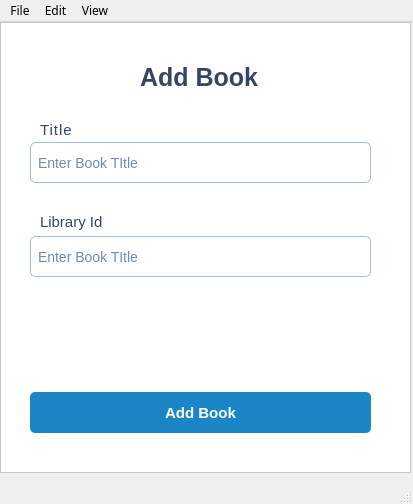
Old version of the form src/ui/addBookPopUpWindow.ui in the repository NicholasFeltrin/Bitary.
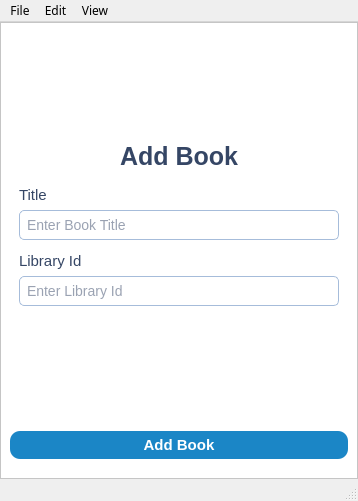
New version of the form. Icons and pictures are not drawn.

Commit message: made UI interactive

Diff of the .ui file:
```diff
--- a/src/ui/addBookPopUpWindow.ui
+++ b/src/ui/addBookPopUpWindow.ui
@@ -6,8 +6,8 @@
    <rect>
     <x>0</x>
     <y>0</y>
-    <width>413</width>
-    <height>504</height>
+    <width>358</width>
+    <height>501</height>
    </rect>
   </property>
   <property name="font">
@@ -22,28 +22,56 @@
    <pixmap/>
   </property>
   <widget class="QWidget" name="centralwidget">
-   <widget class="QFrame" name="PinjamFrame">
-    <property name="enabled">
-     <bool>true</bool>
+   <layout class="QGridLayout" name="gridLayout">
+    <property name="leftMargin">
+     <number>0</number>
     </property>
-    <property name="geometry">
-     <rect>
-      <x>0</x>
-      <y>0</y>
-      <width>411</width>
-      <height>451</height>
-     </rect>
+    <property name="topMargin">
+     <number>0</number>
     </property>
-    <property name="font">
-     <font>
-      <family>.AppleSystemUIFont</family>
-     </font>
+    <property name="rightMargin">
+     <number>0</number>
     </property>
-    <property name="mouseTracking">
-     <bool>false</bool>
+    <property name="bottomMargin">
+     <number>0</number>
     </property>
+    <property name="spacing">
+     <number>0</number>
+    </property>
+    <item row="0" column="0">
+     <widget class="QWidget" name="widget_2" native="true">
+      <property name="minimumSize">
+       <size>
+        <width>181</width>
+        <height>281</height>
+       </size>
+      </property>
     <property name="styleSheet">
-     <string notr="true">background-color: rgba(255, 255, 255, 1)</string>
+       <string notr="true">background-color:grey;</string>
+      </property>
+      <layout class="QVBoxLayout" name="verticalLayout_3">
+       <property name="leftMargin">
+        <number>0</number>
+       </property>
+       <property name="topMargin">
+        <number>0</number>
+       </property>
+       <property name="rightMargin">
+        <number>0</number>
+       </property>
+       <property name="bottomMargin">
+        <number>0</number>
+       </property>
+       <item>
+        <widget class="QFrame" name="frame_3">
+         <property name="minimumSize">
+          <size>
+           <width>181</width>
+           <height>291</height>
+          </size>
+         </property>
+         <property name="styleSheet">
+          <string notr="true">background-color:white;</string>
     </property>
     <property name="frameShape">
      <enum>QFrame::StyledPanel</enum>
@@ -51,15 +79,25 @@
     <property name="frameShadow">
      <enum>QFrame::Raised</enum>
     </property>
-    <widget class="QLabel" name="BITARY">
-     <property name="geometry">
-      <rect>
-       <x>140</x>
-       <y>40</y>
-       <width>121</width>
-       <height>31</height>
-      </rect>
-     </property>
+         <layout class="QVBoxLayout" name="verticalLayout_5">
+          <property name="bottomMargin">
+           <number>19</number>
+          </property>
+          <item>
+           <spacer name="verticalSpacer">
+            <property name="orientation">
+             <enum>Qt::Vertical</enum>
+            </property>
+            <property name="sizeHint" stdset="0">
+             <size>
+              <width>20</width>
+              <height>40</height>
+             </size>
+            </property>
+           </spacer>
+          </item>
+          <item alignment="Qt::AlignTop">
+           <widget class="QLabel" name="addBook">
      <property name="font">
       <font>
        <family>Arial</family>
@@ -70,45 +108,35 @@
      <property name="styleSheet">
       <string notr="true">color:rgba(53, 70, 101, 1);
 font-size:25px;
-border-radius: 38px;</string>
+border-radius: 38px;
+text-align:center;</string>
      </property>
      <property name="text">
       <string>Add Book</string>
      </property>
-    </widget>
-    <widget class="QLineEdit" name="lineEdit_3">
-     <property name="geometry">
-      <rect>
-       <x>30</x>
-       <y>120</y>
-       <width>341</width>
-       <height>41</height>
-      </rect>
-     </property>
+            <property name="alignment">
+             <set>Qt::AlignCenter</set>
+            </property>
+           </widget>
+          </item>
+          <item>
+           <widget class="QFrame" name="frame_4">
      <property name="styleSheet">
-      <string notr="true">QLineEdit {
-    background-color: #ffffff; 
-    border: 1px solid #A6BCDA;   
-    border-radius: 5px;      
-    padding: 5px;              
-    font-size: 14px;   
-	color : #718BAE
- 
-}</string>
-     </property>
-     <property name="text">
-      <string>Enter Book TItle</string>
-     </property>
-    </widget>
-    <widget class="QLabel" name="BITARY_5">
-     <property name="geometry">
-      <rect>
-       <x>40</x>
-       <y>100</y>
-       <width>31</width>
-       <height>16</height>
-      </rect>
-     </property>
+             <string notr="true">background-color:white;
+border:none</string>
+            </property>
+            <property name="frameShape">
+             <enum>QFrame::StyledPanel</enum>
+            </property>
+            <property name="frameShadow">
+             <enum>QFrame::Raised</enum>
+            </property>
+            <layout class="QVBoxLayout" name="verticalLayout_6">
+             <property name="bottomMargin">
+              <number>3</number>
+             </property>
+             <item>
+              <widget class="QLabel" name="Name_3">
      <property name="font">
       <font>
        <family>Arial</family>
@@ -120,21 +148,15 @@
       <string notr="true">color:#354665;
 font-size:15px;
 border-radius: 38px;
-letter-spacing:1px;</string>
+</string>
      </property>
      <property name="text">
       <string>Title</string>
      </property>
     </widget>
-    <widget class="QLineEdit" name="lineEdit_4">
-     <property name="geometry">
-      <rect>
-       <x>30</x>
-       <y>214</y>
-       <width>341</width>
-       <height>41</height>
-      </rect>
-     </property>
+             </item>
+             <item>
+              <widget class="QLineEdit" name="enterName_3">
      <property name="styleSheet">
       <string notr="true">QLineEdit {
     background-color: #ffffff; 
@@ -142,23 +164,38 @@
     border-radius: 5px;      
     padding: 5px;              
     font-size: 14px;   
-	color : #718BAE
- 
+	color:#354665;
 }</string>
      </property>
      <property name="text">
-      <string>Enter Book TItle</string>
-     </property>
-    </widget>
-    <widget class="QLabel" name="BITARY_6">
-     <property name="geometry">
-      <rect>
-       <x>40</x>
-       <y>190</y>
-       <width>71</width>
-       <height>20</height>
-      </rect>
-     </property>
+                <string/>
+               </property>
+               <property name="placeholderText">
+                <string>Enter Book Title</string>
+               </property>
+              </widget>
+             </item>
+            </layout>
+           </widget>
+          </item>
+          <item>
+           <widget class="QFrame" name="frame_2">
+            <property name="styleSheet">
+             <string notr="true">background-color:white;
+border:none;</string>
+            </property>
+            <property name="frameShape">
+             <enum>QFrame::StyledPanel</enum>
+            </property>
+            <property name="frameShadow">
+             <enum>QFrame::Raised</enum>
+            </property>
+            <layout class="QVBoxLayout" name="verticalLayout_4">
+             <property name="topMargin">
+              <number>3</number>
+             </property>
+             <item>
+              <widget class="QLabel" name="libraryId">
      <property name="font">
       <font>
        <family>Arial</family>
@@ -176,15 +213,46 @@
       <string>Library Id</string>
      </property>
     </widget>
-    <widget class="QPushButton" name="pushButton_2">
-     <property name="geometry">
-      <rect>
-       <x>30</x>
-       <y>370</y>
-       <width>341</width>
-       <height>41</height>
-      </rect>
-     </property>
+             </item>
+             <item>
+              <widget class="QLineEdit" name="enterLibrariId">
+               <property name="styleSheet">
+                <string notr="true">QLineEdit {
+    background-color: #ffffff; 
+    border: 1px solid #A6BCDA;   
+    border-radius: 5px;      
+    padding: 5px;              
+    font-size: 14px;   
+	color:#354665;
+ 
+}</string>
+               </property>
+               <property name="text">
+                <string/>
+               </property>
+               <property name="placeholderText">
+                <string>Enter Library Id</string>
+               </property>
+              </widget>
+             </item>
+            </layout>
+           </widget>
+          </item>
+          <item>
+           <spacer name="verticalSpacer_2">
+            <property name="orientation">
+             <enum>Qt::Vertical</enum>
+            </property>
+            <property name="sizeHint" stdset="0">
+             <size>
+              <width>20</width>
+              <height>40</height>
+             </size>
+            </property>
+           </spacer>
+          </item>
+          <item>
+           <widget class="QPushButton" name="addBookButton">
      <property name="font">
       <font>
        <family>Arial</family>
@@ -196,7 +264,7 @@
       <string notr="true">QPushButton {
     background-color: rgb(27, 134, 198);
     color: white;
-    border-radius: 5px;
+    border-radius: 10px;
     padding: 5px 10px;
     font-size: 15px;
 }
@@ -205,8 +273,18 @@
      <property name="text">
       <string>Add Book</string>
      </property>
-    </widget>
-   </widget>
+            <property name="checkable">
+             <bool>true</bool>
+            </property>
+           </widget>
+          </item>
+         </layout>
+        </widget>
+       </item>
+      </layout>
+     </widget>
+    </item>
+   </layout>
   </widget>
   <widget class="QStatusBar" name="statusbar"/>
   <widget class="QMenuBar" name="menubar">
@@ -214,7 +292,7 @@
     <rect>
      <x>0</x>
      <y>0</y>
-     <width>413</width>
+     <width>358</width>
      <height>24</height>
     </rect>
    </property>
```
Lines whose indentation alone changed are shown as unchanged. The commit also changes 2 other files.
